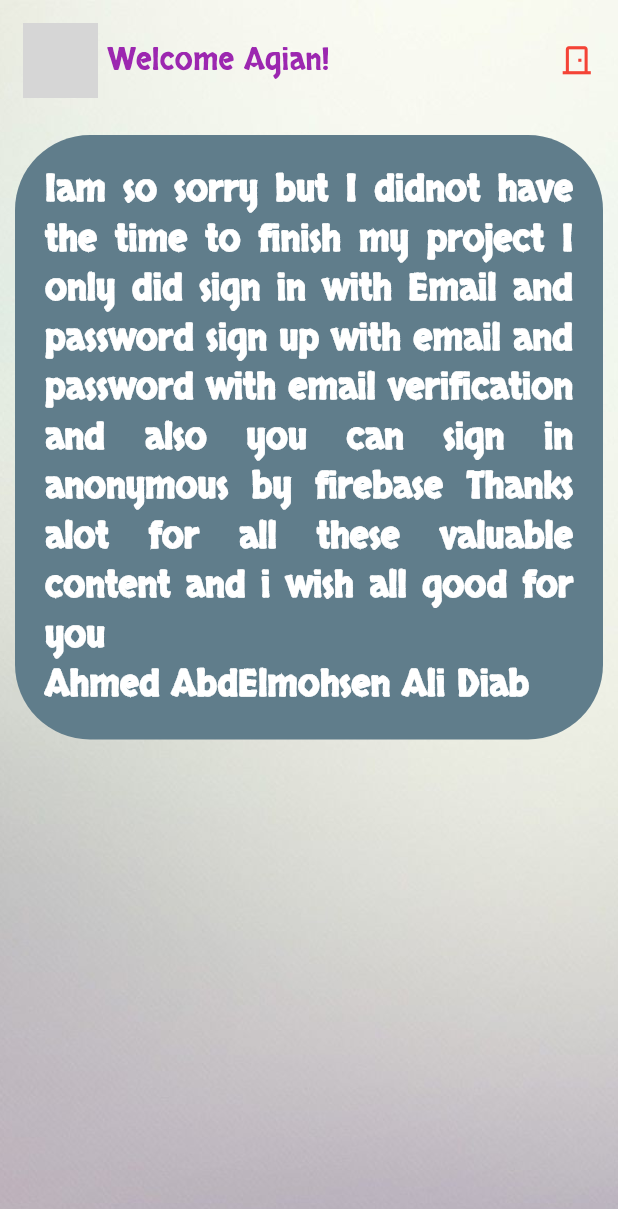
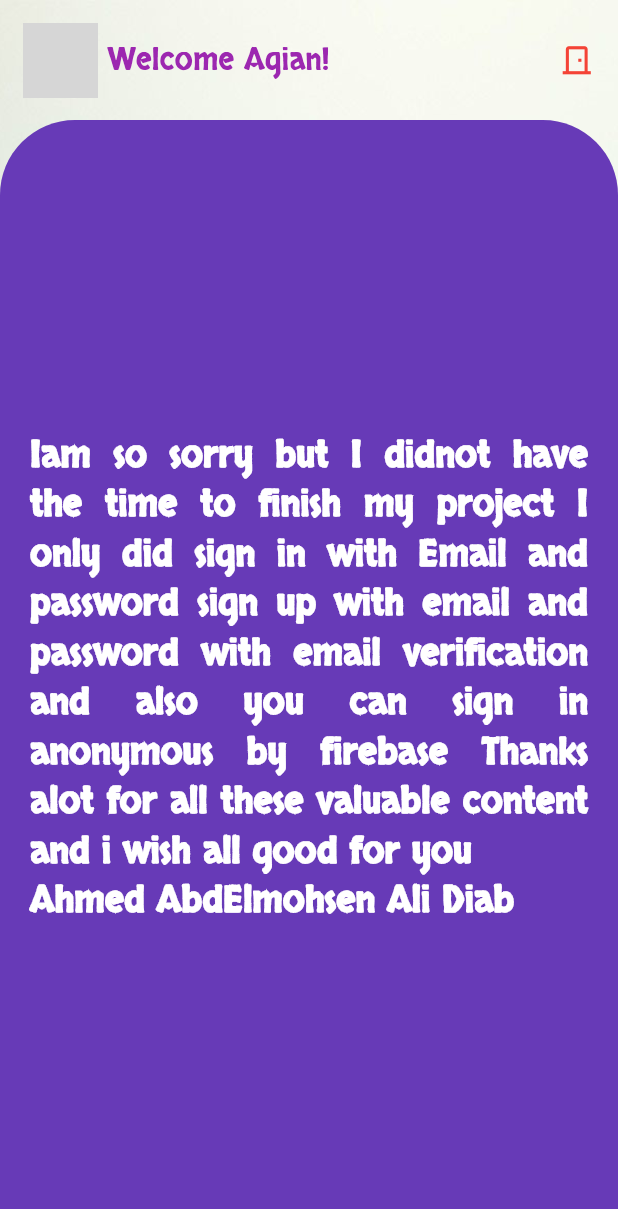
Before and after one commit to bebomohsen/RandomApp, a Flutter app: the Home screen opened directly, on a phone screen of 412 x 824 dp. Shown: the top 1209 px of the screen. Run offline on Flutter 3.47's test engine with Material 2 defaults, Android fonts, the phone set to English and light mode, and no system bars; our stand-ins replace firebase_auth, firebase_core; missing offline and left inert: firebase_auth_web, firebase_core_web; accounts and stored records are empty; network calls fail; grey boxes are pictures that could not be loaded.

Commit message:
new container with curves

```diff
--- a/lib/screens/home.dart
+++ b/lib/screens/home.dart
@@ -64,12 +64,13 @@ class _HomeState extends State<Home> {
                     ],
                   ),
                 ),
-                Container(
-                    margin: EdgeInsets.all(10),
+                Expanded(
+                  child: Container(
                       padding: EdgeInsets.all(20),
                       decoration: BoxDecoration(
-                        borderRadius: BorderRadius.circular(50),
-                        color: Colors.blueGrey),
+                          borderRadius:
+                              BorderRadius.vertical(top: Radius.circular(50)),
+                          color: Colors.deepPurple),
                       child: Center(
                         child: Text(
                           'Iam so sorry but I didnot have the time to finish my project I only did sign in with Email and password sign up with email and password with email verification and also you can sign in anonymous by firebase Thanks alot for all these valuable content and i wish all good for you\nAhmed AbdElmohsen Ali Diab',
@@ -80,7 +81,8 @@ class _HomeState extends State<Home> {
                               fontSize: 24,
                               fontFamily: 'Skranji'),
                         ),
-                    ))
+                      )),
+                )
               ],
             ),
           )
```
Lines whose indentation alone changed are shown as unchanged.
